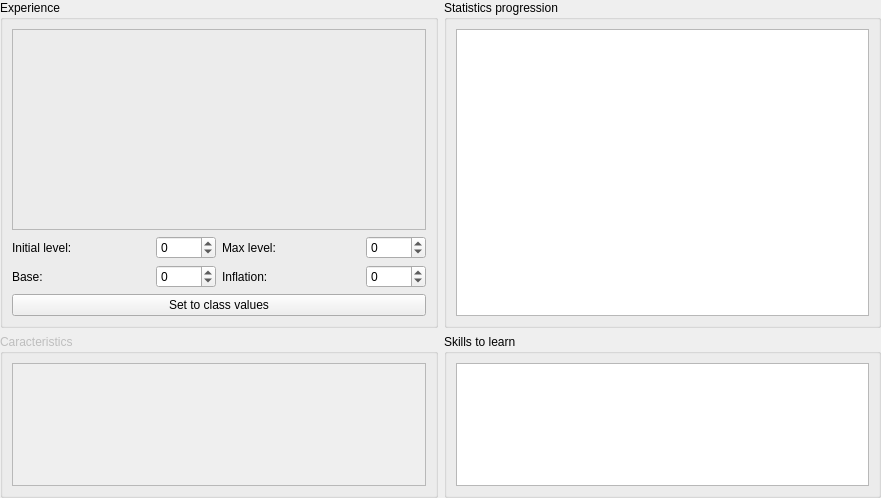
The window that CustomWidgets/paneldatasclass.ui (RPG-Paper-Maker/RPG-Paper-Maker) describes before a commit, drawn with Qt 5.
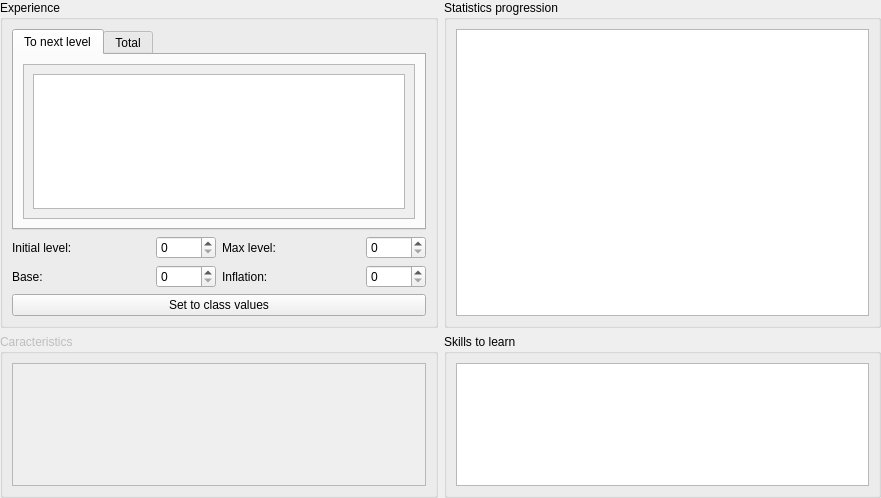
The same window after the commit. Custom widgets are drawn as their Qt base class.

What changed in the file:
```diff
--- a/CustomWidgets/paneldatasclass.ui
+++ b/CustomWidgets/paneldatasclass.ui
@@ -38,15 +38,70 @@
        </property>
        <layout class="QGridLayout" name="gridLayout_38">
         <item row="0" column="0">
-         <layout class="QVBoxLayout" name="verticalLayout_21" stretch="1,0">
+         <layout class="QVBoxLayout" name="verticalLayout_21" stretch="0,0">
           <item>
-           <widget class="QFrame" name="frame">
-            <property name="frameShape">
-             <enum>QFrame::StyledPanel</enum>
+           <widget class="QTabWidget" name="tabWidget">
+            <property name="currentIndex">
+             <number>0</number>
             </property>
-            <property name="frameShadow">
-             <enum>QFrame::Raised</enum>
-            </property>
+            <widget class="QWidget" name="tab">
+             <attribute name="title">
+              <string>To next level</string>
+             </attribute>
+             <layout class="QGridLayout" name="gridLayout_2">
+              <item row="0" column="0">
+               <widget class="QScrollArea" name="scrollArea">
+                <property name="widgetResizable">
+                 <bool>true</bool>
+                </property>
+                <widget class="QWidget" name="scrollAreaWidgetContents">
+                 <property name="geometry">
+                  <rect>
+                   <x>0</x>
+                   <y>0</y>
+                   <width>387</width>
+                   <height>133</height>
+                  </rect>
+                 </property>
+                 <layout class="QGridLayout" name="gridLayout_4">
+                  <item row="0" column="0">
+                   <widget class="QTableWidget" name="tableWidgetNextLevel"/>
+                  </item>
+                 </layout>
+                </widget>
+               </widget>
+              </item>
+             </layout>
+            </widget>
+            <widget class="QWidget" name="tab_2">
+             <attribute name="title">
+              <string>Total</string>
+             </attribute>
+             <layout class="QGridLayout" name="gridLayout_3">
+              <item row="0" column="0">
+               <widget class="QScrollArea" name="scrollArea_2">
+                <property name="widgetResizable">
+                 <bool>true</bool>
+                </property>
+                <widget class="QWidget" name="scrollAreaWidgetContents_2">
+                 <property name="geometry">
+                  <rect>
+                   <x>0</x>
+                   <y>0</y>
+                   <width>387</width>
+                   <height>133</height>
+                  </rect>
+                 </property>
+                 <layout class="QGridLayout" name="gridLayout_5">
+                  <item row="0" column="0">
+                   <widget class="QTableWidget" name="tableWidgetTotalLevel"/>
+                  </item>
+                 </layout>
+                </widget>
+               </widget>
+              </item>
+             </layout>
+            </widget>
            </widget>
           </item>
           <item>
@@ -60,7 +115,7 @@
                </size>
               </property>
               <property name="minimum">
-               <number>-999999999</number>
+               <number>0</number>
               </property>
               <property name="maximum">
                <number>999999999</number>
@@ -90,10 +145,10 @@
                </size>
               </property>
               <property name="minimum">
-               <number>-999999999</number>
+               <number>0</number>
               </property>
               <property name="maximum">
-               <number>999999999</number>
+               <number>99999</number>
               </property>
              </widget>
             </item>
@@ -113,10 +168,10 @@
                </size>
               </property>
               <property name="minimum">
-               <number>-999999999</number>
+               <number>0</number>
               </property>
               <property name="maximum">
-               <number>999999999</number>
+               <number>99999</number>
               </property>
              </widget>
             </item>
@@ -129,7 +184,7 @@
                </size>
               </property>
               <property name="minimum">
-               <number>-999999999</number>
+               <number>0</number>
               </property>
               <property name="maximum">
                <number>999999999</number>
```
Left out of the diff: 20 changed lines with no effect on the pictures.
